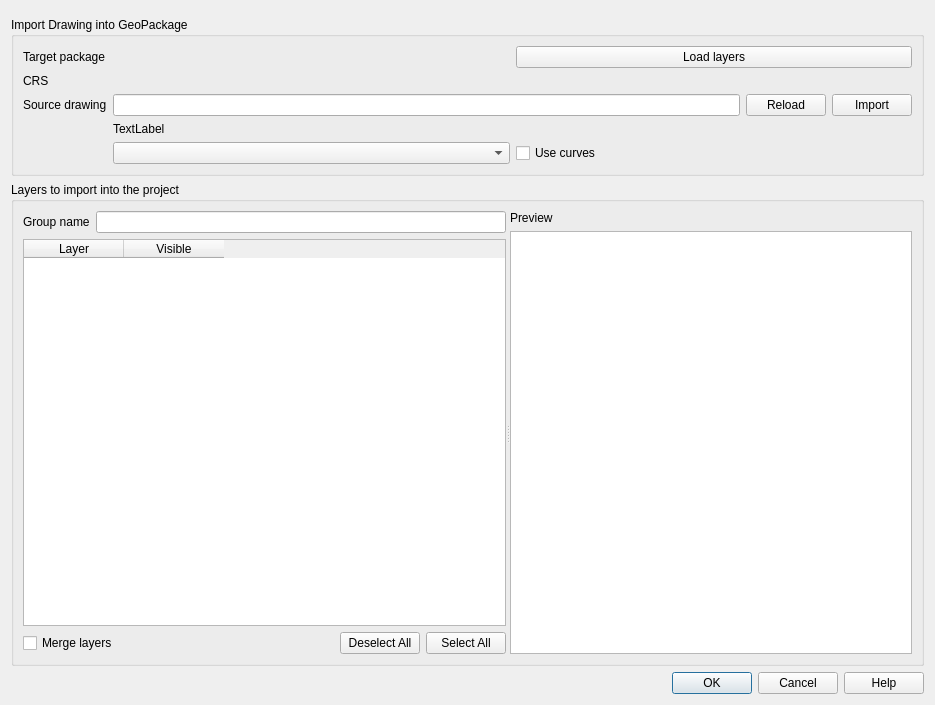
This is src/ui/qgsdwgimportbase.ui in qgis/QGIS as Qt 5 draws it before an edit. The edited form follows.
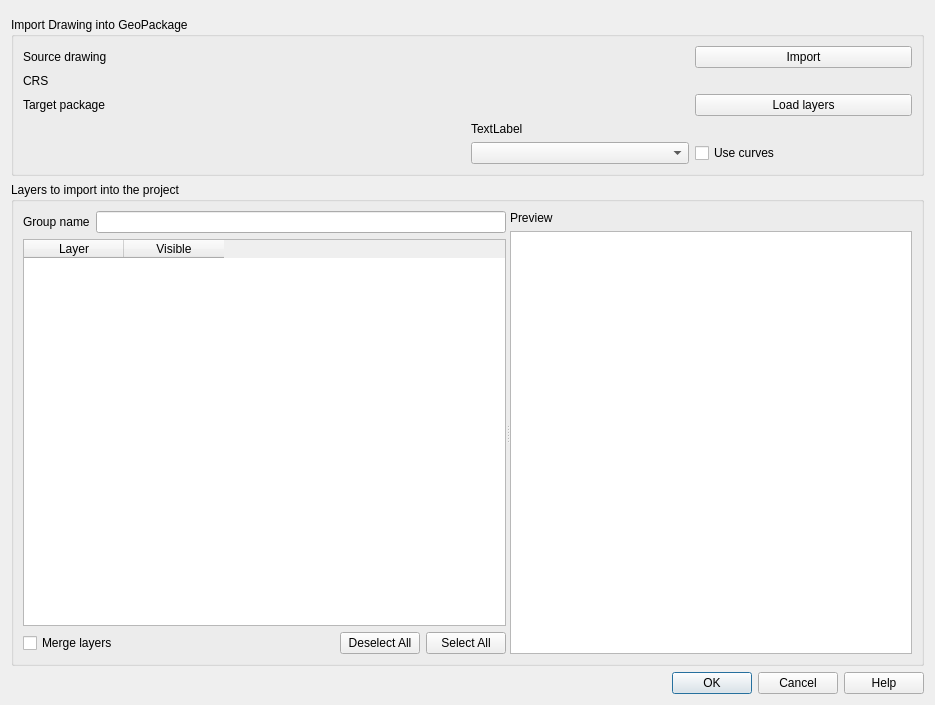
This is the edited form. Custom widgets are drawn as their Qt base class.

Commit message: Simpler dwg/dxf import dialog

The edit to the form file:
```diff
--- a/src/ui/qgsdwgimportbase.ui
+++ b/src/ui/qgsdwgimportbase.ui
@@ -33,23 +33,19 @@
       <item row="3" column="1">
        <layout class="QHBoxLayout" name="horizontalLayout_2">
         <item>
-         <widget class="QLineEdit" name="leDrawing">
-          <property name="readOnly">
-           <bool>true</bool>
+         <widget class="QgsFileWidget" name="mDatabaseFileWidget" native="true">
+          <property name="dialogTitle" stdset="0">
+           <string>Select DWG/DXF file</string>
           </property>
-         </widget>
-        </item>
-        <item>
-         <widget class="QPushButton" name="pbImportDrawing">
-          <property name="text">
-           <string>Reload</string>
+          <property name="filter" stdset="0">
+           <string notr="true">*.dwg;;*.DWG;;*.dxf;;*.DXF</string>
           </property>
          </widget>
         </item>
         <item>
-         <widget class="QPushButton" name="pbBrowseDrawing">
+         <widget class="QPushButton" name="pbLoadDatabase">
           <property name="text">
-           <string>Import</string>
+           <string>Load layers</string>
           </property>
          </widget>
         </item>
@@ -58,7 +54,7 @@
       <item row="3" column="0">
        <widget class="QLabel" name="label_2">
         <property name="text">
-         <string>Source drawing</string>
+         <string>Target package</string>
         </property>
         <property name="buddy">
          <cstring>leDrawing</cstring>
@@ -68,7 +64,7 @@
       <item row="0" column="0">
        <widget class="QLabel" name="label">
         <property name="text">
-         <string>Target package</string>
+         <string>Source drawing</string>
         </property>
        </widget>
       </item>
@@ -85,7 +81,7 @@
       <item row="0" column="1">
        <layout class="QHBoxLayout" name="horizontalLayout">
         <item>
-         <widget class="QgsFileWidget" name="mDatabaseFileWidget" native="true">
+         <widget class="QgsFileWidget" name="mSourceDrawingFileWidget" native="true">
           <property name="dialogTitle" stdset="0">
            <string>Select GeoPackage Database</string>
           </property>
@@ -95,9 +91,9 @@
          </widget>
         </item>
         <item>
-         <widget class="QPushButton" name="pbLoadDatabase">
+         <widget class="QPushButton" name="pbImportDrawing">
           <property name="text">
-           <string>Load layers</string>
+           <string>Import</string>
           </property>
          </widget>
         </item>
@@ -248,6 +244,12 @@
   </layout>
  </widget>
  <customwidgets>
+  <customwidget>
+   <class>QgsMapCanvas</class>
+   <extends>QGraphicsView</extends>
+   <header>qgsmapcanvas.h</header>
+   <container>1</container>
+  </customwidget>
   <customwidget>
    <class>QgsFileWidget</class>
    <extends>QWidget</extends>
@@ -265,12 +267,6 @@
    <header>qgsmessagebar.h</header>
    <container>1</container>
   </customwidget>
-  <customwidget>
-   <class>QgsMapCanvas</class>
-   <extends>QGraphicsView</extends>
-   <header>qgsmapcanvas.h</header>
-   <container>1</container>
-  </customwidget>
  </customwidgets>
  <tabstops>
   <tabstop>pbLoadDatabase</tabstop>
```
Left out of the diff: 10 changed lines with no effect on the pictures. The commit also changes 3 other files.
